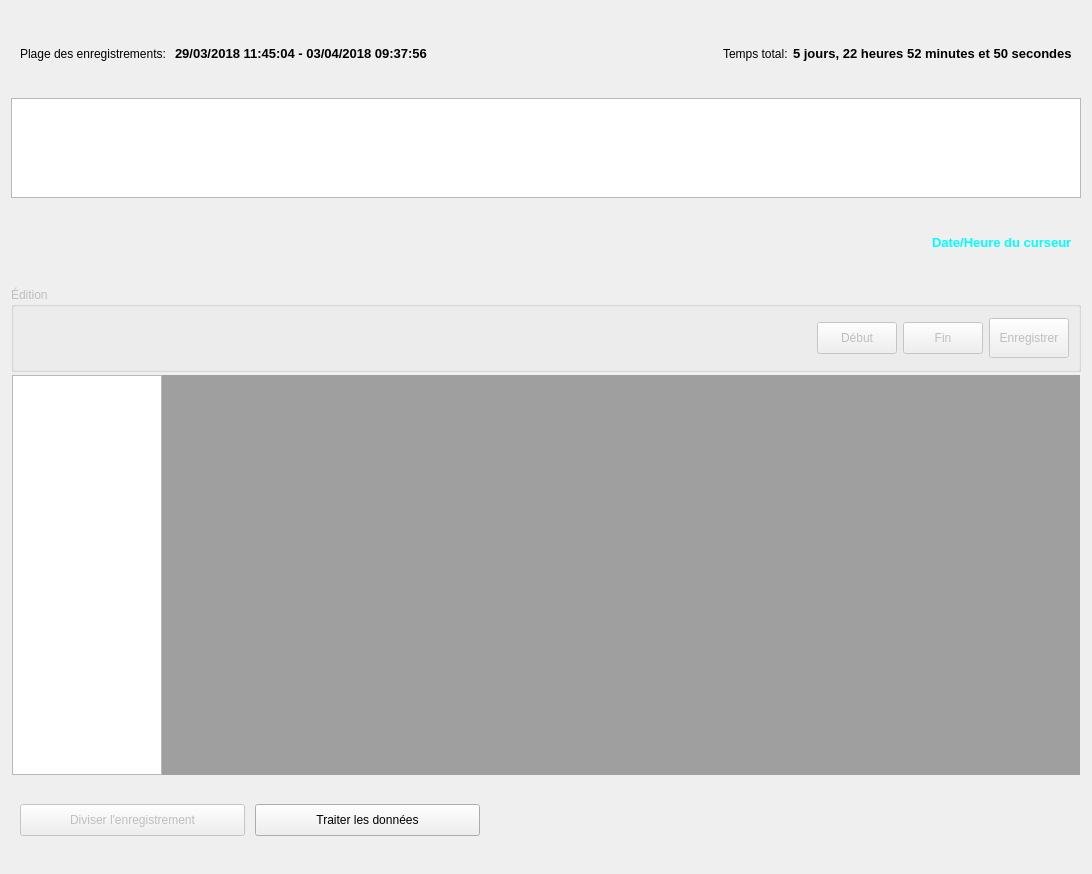
This is python/resources/ui/RecordsetWidget.ui in introlab/OpenIMU as Qt 5 draws it before an edit. The edited form follows.
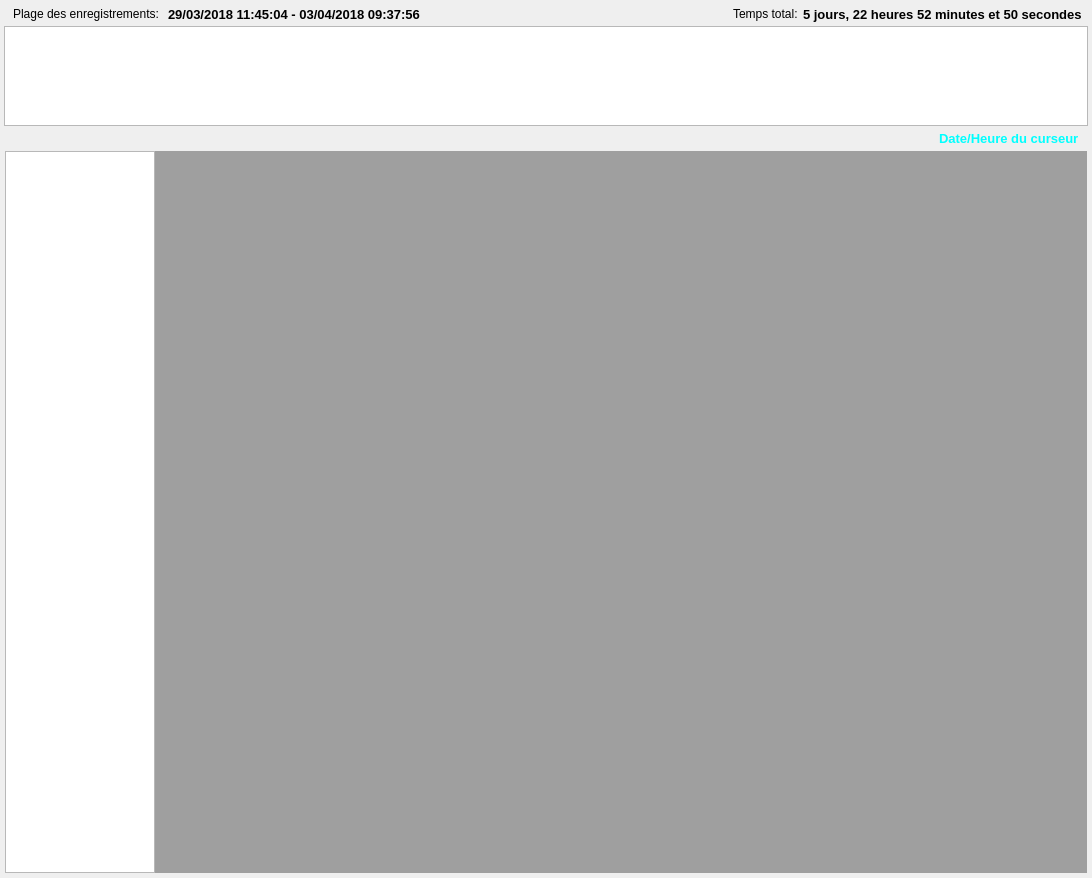
This is the edited form. Icons and pictures are not drawn. Custom widgets are drawn as their Qt base class.

The edit to the form file:
```diff
--- a/python/resources/ui/RecordsetWidget.ui
+++ b/python/resources/ui/RecordsetWidget.ui
@@ -7,7 +7,7 @@
     <x>0</x>
     <y>0</y>
     <width>1092</width>
-    <height>874</height>
+    <height>878</height>
    </rect>
   </property>
   <property name="sizePolicy">
@@ -30,6 +30,18 @@
    <property name="spacing">
     <number>2</number>
    </property>
+   <property name="leftMargin">
+    <number>4</number>
+   </property>
+   <property name="topMargin">
+    <number>4</number>
+   </property>
+   <property name="rightMargin">
+    <number>4</number>
+   </property>
+   <property name="bottomMargin">
+    <number>4</number>
+   </property>
    <item>
     <widget class="QFrame" name="frameInfos">
      <property name="enabled">
@@ -39,6 +51,15 @@
       <property name="spacing">
        <number>5</number>
       </property>
+      <property name="topMargin">
+       <number>0</number>
+      </property>
+      <property name="rightMargin">
+       <number>6</number>
+      </property>
+      <property name="bottomMargin">
+       <number>0</number>
+      </property>
       <item>
        <widget class="QLabel" name="lblTotal">
         <property name="sizePolicy">
@@ -170,6 +191,12 @@
    <item>
     <widget class="QFrame" name="frameCursor">
      <layout class="QHBoxLayout" name="horizontalLayout">
+      <property name="topMargin">
+       <number>0</number>
+      </property>
+      <property name="bottomMargin">
+       <number>0</number>
+      </property>
       <item>
        <spacer name="horizontalSpacer_4">
         <property name="orientation">
@@ -203,113 +230,10 @@
      </layout>
     </widget>
    </item>
-   <item>
-    <widget class="QGroupBox" name="grpSubRecord">
-     <property name="enabled">
-      <bool>false</bool>
-     </property>
-     <property name="title">
-      <string>Édition</string>
-     </property>
-     <layout class="QHBoxLayout" name="horizontalLayout_4">
-      <item>
-       <spacer name="horizontalSpacer">
-        <property name="orientation">
-         <enum>Qt::Horizontal</enum>
-        </property>
-        <property name="sizeHint" stdset="0">
-         <size>
-          <width>40</width>
-          <height>20</height>
-         </size>
-        </property>
-       </spacer>
-      </item>
-      <item>
-       <widget class="QPushButton" name="btnStartSub">
-        <property name="minimumSize">
-         <size>
-          <width>0</width>
-          <height>32</height>
-         </size>
-        </property>
-        <property name="cursor">
-         <cursorShape>PointingHandCursor</cursorShape>
-        </property>
-        <property name="text">
-         <string>Début</string>
-        </property>
-        <property name="icon">
-         <iconset resource="../core.qrc">
-          <normaloff>:/OpenIMU/icons/start_cut.png</normaloff>:/OpenIMU/icons/start_cut.png</iconset>
-        </property>
-        <property name="iconSize">
-         <size>
-          <width>24</width>
-          <height>24</height>
-         </size>
-        </property>
-       </widget>
-      </item>
-      <item>
-       <widget class="QPushButton" name="btnStopSub">
-        <property name="minimumSize">
-         <size>
-          <width>0</width>
-          <height>32</height>
-         </size>
-        </property>
-        <property name="cursor">
-         <cursorShape>PointingHandCursor</cursorShape>
-        </property>
-        <property name="text">
-         <string>Fin</string>
-        </property>
-        <property name="icon">
-         <iconset resource="../core.qrc">
-          <normaloff>:/OpenIMU/icons/start_cut.png</normaloff>:/OpenIMU/icons/start_cut.png</iconset>
-        </property>
-        <property name="iconSize">
-         <size>
-          <width>24</width>
-          <height>24</height>
-         </size>
-        </property>
-       </widget>
-      </item>
-      <item>
-       <widget class="QPushButton" name="btnSaveSub">
-        <property name="minimumSize">
-         <size>
-          <width>0</width>
-          <height>40</height>
-         </size>
-        </property>
-        <property name="cursor">
-         <cursorShape>PointingHandCursor</cursorShape>
-        </property>
-        <property name="text">
-         <string>Enregistrer</string>
-        </property>
-        <property name="icon">
-         <iconset resource="../core.qrc">
-          <normaloff>:/OpenIMU/icons/save.png</normaloff>:/OpenIMU/icons/save.png</iconset>
-        </property>
-        <property name="iconSize">
-         <size>
-          <width>24</width>
-          <height>24</height>
-         </size>
-        </property>
-       </widget>
-      </item>
-     </layout>
-    </widget>
-   </item>
    <item>
     <widget class="QFrame" name="frmSensors">
      <property name="sizePolicy">
-      <sizepolicy hsizetype="Preferred" vsizetype="Preferred">
+      <sizepolicy hsizetype="Preferred" vsizetype="MinimumExpanding">
        <horstretch>0</horstretch>
        <verstretch>0</verstretch>
       </sizepolicy>
@@ -378,7 +302,7 @@
         <item>
          <widget class="QMdiArea" name="mdiArea">
           <property name="sizePolicy">
-           <sizepolicy hsizetype="Preferred" vsizetype="Preferred">
+           <sizepolicy hsizetype="Preferred" vsizetype="MinimumExpanding">
             <horstretch>0</horstretch>
             <verstretch>0</verstretch>
            </sizepolicy>
@@ -414,122 +338,6 @@
      </layout>
     </widget>
    </item>
-   <item>
-    <widget class="QFrame" name="frameTools">
-     <property name="sizePolicy">
-      <sizepolicy hsizetype="Minimum" vsizetype="Preferred">
-       <horstretch>0</horstretch>
-       <verstretch>0</verstretch>
-      </sizepolicy>
-     </property>
-     <layout class="QHBoxLayout" name="horizontalLayout_2">
-      <property name="spacing">
-       <number>10</number>
-      </property>
-      <item>
-       <widget class="QPushButton" name="btnStartEdit">
-        <property name="enabled">
-         <bool>false</bool>
-        </property>
-        <property name="sizePolicy">
-         <sizepolicy hsizetype="Maximum" vsizetype="Fixed">
-          <horstretch>0</horstretch>
-          <verstretch>0</verstretch>
-         </sizepolicy>
-        </property>
-        <property name="minimumSize">
-         <size>
-          <width>225</width>
-          <height>32</height>
-         </size>
-        </property>
-        <property name="maximumSize">
-         <size>
-          <width>16777215</width>
-          <height>16777215</height>
-         </size>
-        </property>
-        <property name="cursor">
-         <cursorShape>PointingHandCursor</cursorShape>
-        </property>
-        <property name="text">
-         <string>Diviser l'enregistrement</string>
-        </property>
-        <property name="icon">
-         <iconset resource="../core.qrc">
-          <normaloff>:/OpenIMU/icons/cut.png</normaloff>:/OpenIMU/icons/cut.png</iconset>
-        </property>
-        <property name="iconSize">
-         <size>
-          <width>24</width>
-          <height>24</height>
-         </size>
-        </property>
-        <property name="checkable">
-         <bool>true</bool>
-        </property>
-       </widget>
-      </item>
-      <item>
-       <widget class="QPushButton" name="btnProcess">
-        <property name="sizePolicy">
-         <sizepolicy hsizetype="Maximum" vsizetype="Fixed">
-          <horstretch>0</horstretch>
-          <verstretch>0</verstretch>
-         </sizepolicy>
-        </property>
-        <property name="minimumSize">
-         <size>
-          <width>225</width>
-          <height>32</height>
-         </size>
-        </property>
-        <property name="maximumSize">
-         <size>
-          <width>16777215</width>
-          <height>16777215</height>
-         </size>
-        </property>
-        <property name="cursor">
-         <cursorShape>PointingHandCursor</cursorShape>
-        </property>
-        <property name="mouseTracking">
-         <bool>false</bool>
-        </property>
-        <property name="text">
-         <string>Traiter les données</string>
-        </property>
-        <property name="icon">
-         <iconset resource="../core.qrc">
-          <normaloff>:/OpenIMU/icons/results.png</normaloff>:/OpenIMU/icons/results.png</iconset>
-        </property>
-        <property name="iconSize">
-         <size>
-          <width>24</width>
-          <height>24</height>
-         </size>
-        </property>
-        <property name="autoDefault">
-         <bool>false</bool>
-        </property>
-       </widget>
-      </item>
-      <item>
-       <spacer name="horizontalSpacer_5">
-        <property name="orientation">
-         <enum>Qt::Horizontal</enum>
-        </property>
-        <property name="sizeHint" stdset="0">
-         <size>
-          <width>40</width>
-          <height>20</height>
-         </size>
-        </property>
-       </spacer>
-      </item>
-     </layout>
-    </widget>
-   </item>
   </layout>
  </widget>
  <customwidgets>
```
Left out of the diff: 4 changed lines with no effect on the pictures.
